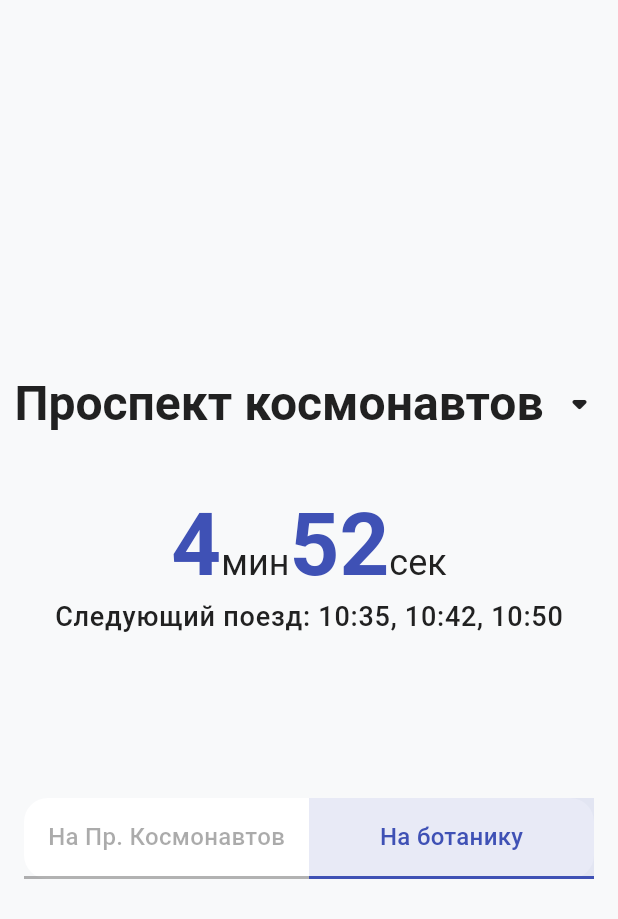
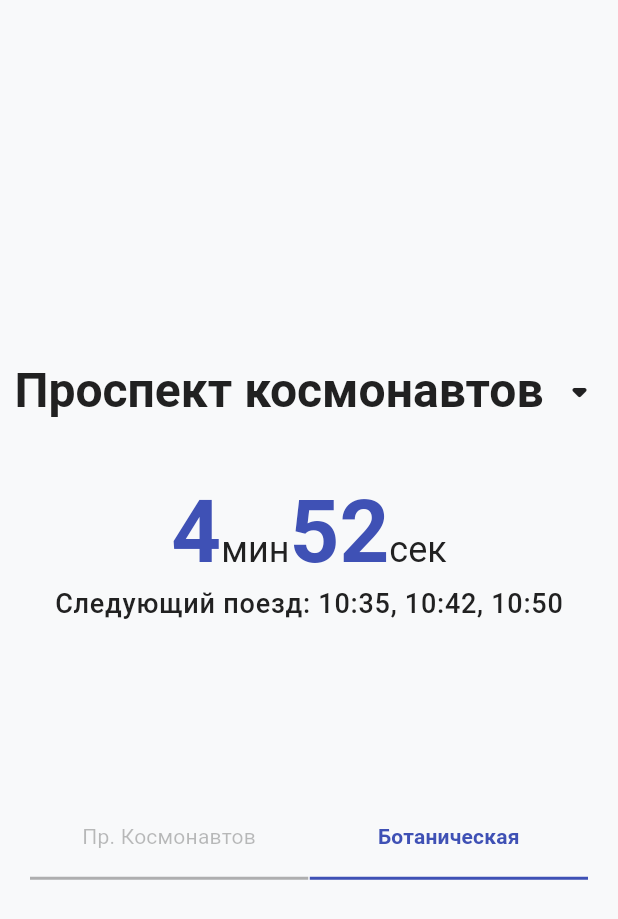
Before and after one commit to samb1232/eburg_metro_timer, a Flutter app: the screen it shows after launch, on a phone screen of 412 x 824 dp. Shown: the top 919 px of the screen. Run offline on Flutter 3.47's test engine with Material 3 defaults, Android fonts, the phone set to English and light mode, and no system bars.

Commit message:
changed style of direction buttons

```diff
--- a/lib/features/timer_screen/presentation/widgets/choose_direction_buttons.dart
+++ b/lib/features/timer_screen/presentation/widgets/choose_direction_buttons.dart
@@ -10,27 +10,23 @@ class ChooseDirectionButtons extends StatelessWidget {
   @override
   Widget build(BuildContext context) {
     final provider = Provider.of<ScheduleProvider>(context);
-    final colorScheme = Theme.of(context).colorScheme;
 
     return Container(
-      decoration: BoxDecoration(
-        color: colorScheme.surfaceContainer, // Фон контейнера из темы
-        borderRadius: BorderRadius.circular(16), // Скругление углов контейнера
-      ),
-      margin: const EdgeInsets.symmetric(horizontal: 16, vertical: 8),
+      margin: const EdgeInsets.symmetric(horizontal: 20, vertical: 16),
       child: Row(
         children: [
           Expanded(
             child: DirectionButton(
               direction: Direction.toFirst,
-              label: 'На Пр. Космонавтов',
+              label: 'Пр. Космонавтов',
               provider: provider,
             ),
           ),
+          const SizedBox(width: 1),
           Expanded(
             child: DirectionButton(
               direction: Direction.toLast,
-              label: 'На ботанику',
+              label: 'Ботаническая',
               provider: provider,
             ),
           ),
--- a/lib/features/timer_screen/presentation/widgets/direction_button.dart
+++ b/lib/features/timer_screen/presentation/widgets/direction_button.dart
@@ -15,6 +15,7 @@ class DirectionButton extends StatelessWidget {
   });
 
   bool get isActive => provider.selectedDirection == direction;
+
   bool get isEnabled => provider.isDirectionAvailable(direction);
 
   @override
@@ -26,20 +27,16 @@ class DirectionButton extends StatelessWidget {
       button: true,
       enabled: isEnabled,
       selected: isActive,
+      child: Material(
+        color: Colors.transparent,
         child: InkWell(
-        borderRadius: BorderRadius.zero,
           onTap: isEnabled ? () => provider.selectDirection(direction) : null,
-        highlightColor: Colors.transparent, // Убираем эффект highlight
-        splashColor: Colors.transparent, // Убираем эффект splash
-        hoverColor: Colors.transparent, // Убираем эффект при наведении
-        child: AnimatedContainer(
-          duration: const Duration(milliseconds: 300),
-          curve: Curves.easeInOutCubic,
-          padding: const EdgeInsets.symmetric(vertical: 14),
+          splashColor: Colors.transparent,
+          highlightColor: Colors.transparent,
+          hoverColor: Colors.transparent,
+          child: Container(
+            padding: const EdgeInsets.symmetric(vertical: 16, horizontal: 8),
             decoration: BoxDecoration(
-            color: isActive
-                ? colorScheme.primary.withValues(alpha: 0.12)
-        : Colors.transparent,
               border: Border(
                 bottom: BorderSide(
                   color: isActive
@@ -52,14 +49,18 @@ class DirectionButton extends StatelessWidget {
             child: Center(
               child: Text(
                 label,
+                textAlign: TextAlign.center,
                 style: textTheme.titleMedium?.copyWith(
                   color: isActive
                       ? colorScheme.primary
                       : isEnabled
                       ? colorScheme.onSurface
-                    : colorScheme.onSurface.withValues(alpha: 0.38),
-                fontWeight: FontWeight.w500,
-                letterSpacing: 0.2,
+                      : colorScheme.onSurface.withValues(alpha: 0.3),
+                  fontWeight: isActive ? FontWeight.w600 : FontWeight.w400,
+                  fontSize: 14,
+                ),
+                maxLines: 2,
+                overflow: TextOverflow.ellipsis,
               ),
             ),
           ),
```
Lines whose indentation alone changed are shown as unchanged.
